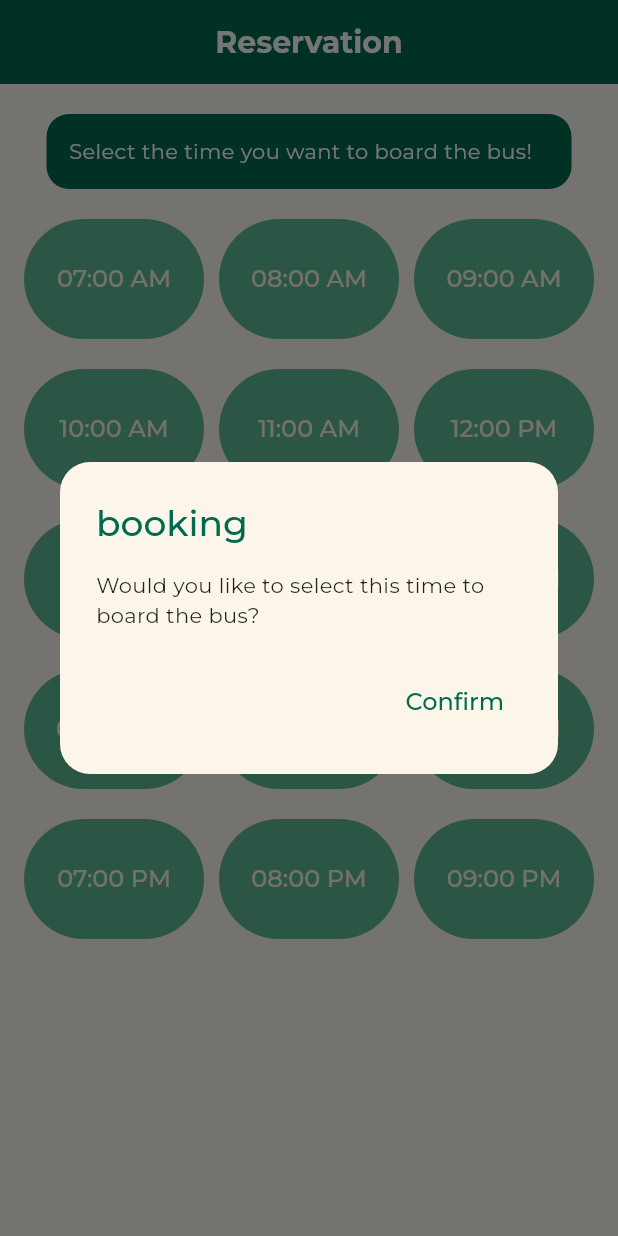
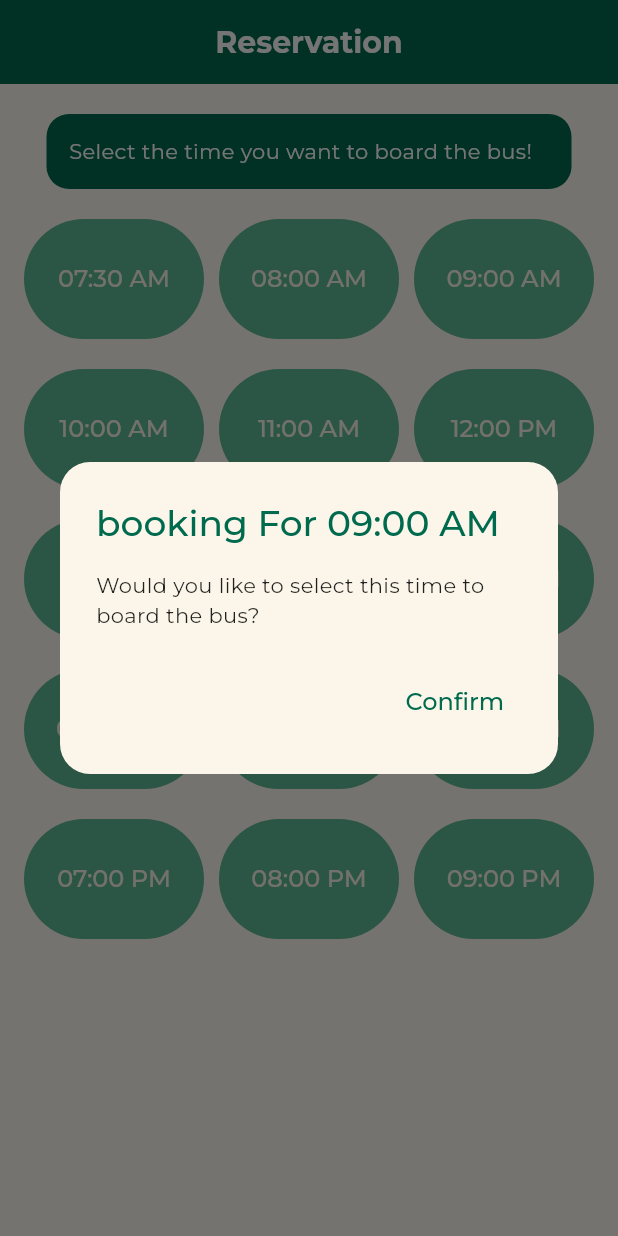
Before and after one commit to fardinkamal62/diu_transport_app, a Flutter app: the screen it shows after launch, after a tap on "09:00 AM", on a phone screen of 412 x 824 dp. Run offline on Flutter 3.47's test engine with Material 3 defaults, Android fonts, the phone set to English and light mode, and no system bars; our stand-ins replace flutter_dotenv, google_fonts, socket_io_client; missing offline and left inert: maplibre_gl; network calls fail.

Commit message:
update - reservation_screen

```diff
--- a/student_app/lib/screen/reservation_screen.dart
+++ b/student_app/lib/screen/reservation_screen.dart
@@ -52,7 +52,7 @@ class ReservationScreen extends StatelessWidget {
                               shape: RoundedRectangleBorder(
                                 borderRadius: BorderRadius.circular(20),
                               ),
-                              title: Text("Booking"),
+                              title: Text("Booking For 07:30 AM"),
                               content: Text(
                                 "Would you like to select this time to board the bus??",
                               ),
@@ -73,7 +73,7 @@ class ReservationScreen extends StatelessWidget {
                       label: Padding(
                         padding: const EdgeInsets.all(8.0),
                         child: Text(
-                          "07:00 AM",
+                          "07:30 AM",
                           style: TextStyle(color: diuSurfaceColor),
                         ),
                       ),
@@ -97,7 +97,7 @@ class ReservationScreen extends StatelessWidget {
                               shape: RoundedRectangleBorder(
                                 borderRadius: BorderRadius.circular(20),
                               ),
-                              title: Text("Booking"),
+                              title: Text("Booking For 8:00 AM"),
                               content: Text(
                                 "Would you like to select this time to board the bus??",
                               ),
@@ -142,7 +142,7 @@ class ReservationScreen extends StatelessWidget {
                               shape: RoundedRectangleBorder(
                                 borderRadius: BorderRadius.circular(20),
                               ),
-                              title: Text("booking"),
+                              title: Text("booking For 09:00 AM"),
                               content: Text(
                                 "Would you like to select this time to board the bus?",
                               ),
@@ -192,7 +192,7 @@ class ReservationScreen extends StatelessWidget {
                               shape: RoundedRectangleBorder(
                                 borderRadius: BorderRadius.circular(20),
                               ),
-                              title: Text("Booking"),
+                              title: Text("Booking For 10:00 AM"),
                               content: Text(
                                 "Would you like to select this time to board the bus??",
                               ),
@@ -237,7 +237,7 @@ class ReservationScreen extends StatelessWidget {
                               shape: RoundedRectangleBorder(
                                 borderRadius: BorderRadius.circular(20),
                               ),
-                              title: Text("Booking"),
+                              title: Text("Booking For 11:00 AM"),
                               content: Text(
                                 "Would you like to select this time to board the bus??",
                               ),
@@ -282,7 +282,7 @@ class ReservationScreen extends StatelessWidget {
                               shape: RoundedRectangleBorder(
                                 borderRadius: BorderRadius.circular(20),
                               ),
-                              title: Text("booking"),
+                              title: Text("booking For 12:00 PM"),
                               content: Text(
                                 "Would you like to select this time to board the bus?",
                               ),
@@ -332,7 +332,7 @@ class ReservationScreen extends StatelessWidget {
                               shape: RoundedRectangleBorder(
                                 borderRadius: BorderRadius.circular(20),
                               ),
-                              title: Text("Booking"),
+                              title: Text("Booking For 01:00 PM"),
                               content: Text(
                                 "Would you like to select this time to board the bus??",
                               ),
@@ -377,7 +377,7 @@ class ReservationScreen extends StatelessWidget {
                               shape: RoundedRectangleBorder(
                                 borderRadius: BorderRadius.circular(20),
                               ),
-                              title: Text("Booking"),
+                              title: Text("Booking For 02:00 PM"),
                               content: Text(
                                 "Would you like to select this time to board the bus??",
                               ),
@@ -422,7 +422,7 @@ class ReservationScreen extends StatelessWidget {
                               shape: RoundedRectangleBorder(
                                 borderRadius: BorderRadius.circular(20),
                               ),
-                              title: Text("booking"),
+                              title: Text("booking For 03:00 PM"),
                               content: Text(
                                 "Would you like to select this time to board the bus?",
                               ),
@@ -472,7 +472,7 @@ class ReservationScreen extends StatelessWidget {
                               shape: RoundedRectangleBorder(
                                 borderRadius: BorderRadius.circular(20),
                               ),
-                              title: Text("Booking"),
+                              title: Text("Booking For 04:00 PM"),
                               content: Text(
                                 "Would you like to select this time to board the bus??",
                               ),
@@ -517,7 +517,7 @@ class ReservationScreen extends StatelessWidget {
                               shape: RoundedRectangleBorder(
                                 borderRadius: BorderRadius.circular(20),
                               ),
-                              title: Text("Booking"),
+                              title: Text("Booking For 05:00 AM"),
                               content: Text(
                                 "Would you like to select this time to board the bus??",
                               ),
@@ -538,7 +538,7 @@ class ReservationScreen extends StatelessWidget {
                       label: Padding(
                         padding: const EdgeInsets.all(8.0),
                         child: Text(
-                          "05:00 PM",
+                          "05:00 AM",
                           style: TextStyle(color: diuSurfaceColor),
                         ),
                       ),
@@ -562,7 +562,7 @@ class ReservationScreen extends StatelessWidget {
                               shape: RoundedRectangleBorder(
                                 borderRadius: BorderRadius.circular(20),
                               ),
-                              title: Text("booking"),
+                              title: Text("booking For 06:00 PM"),
                               content: Text(
                                 "Would you like to select this time to board the bus?",
                               ),
@@ -612,7 +612,7 @@ class ReservationScreen extends StatelessWidget {
                               shape: RoundedRectangleBorder(
                                 borderRadius: BorderRadius.circular(20),
                               ),
-                              title: Text("Booking"),
+                              title: Text("Booking For 07:00 PM"),
                               content: Text(
                                 "Would you like to select this time to board the bus??",
                               ),
@@ -657,7 +657,7 @@ class ReservationScreen extends StatelessWidget {
                               shape: RoundedRectangleBorder(
                                 borderRadius: BorderRadius.circular(20),
                               ),
-                              title: Text("Booking"),
+                              title: Text("Booking For 8:00 PM"),
                               content: Text(
                                 "Would you like to select this time to board the bus??",
                               ),
@@ -702,7 +702,7 @@ class ReservationScreen extends StatelessWidget {
                               shape: RoundedRectangleBorder(
                                 borderRadius: BorderRadius.circular(20),
                               ),
-                              title: Text("booking"),
+                              title: Text("booking For 09:00 PM"),
                               content: Text(
                                 "Would you like to select this time to board the bus?",
                               ),
```
